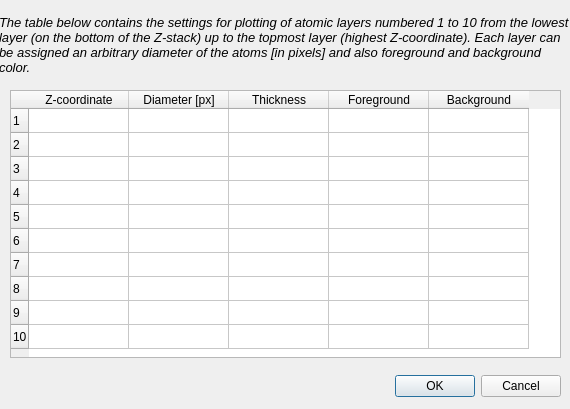
This is ui/datomstyle.ui in dmt4/ddplot as Qt 5 draws it before an edit. The edited form follows.
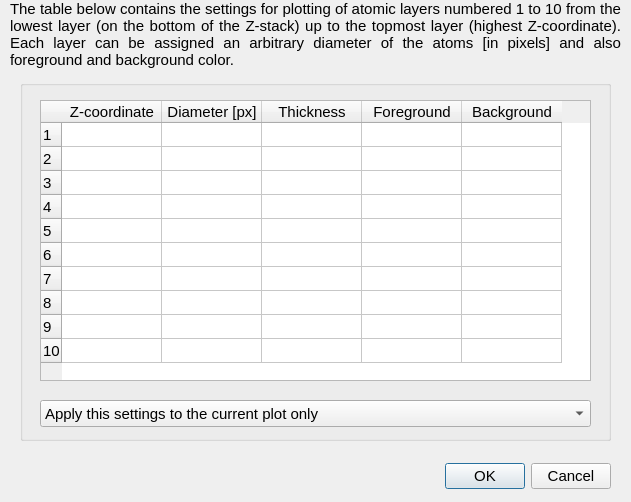
This is the edited form.

Diff of the .ui file:
```diff
--- a/ui/datomstyle.ui
+++ b/ui/datomstyle.ui
@@ -6,8 +6,8 @@
    <rect>
     <x>0</x>
     <y>0</y>
-    <width>570</width>
-    <height>409</height>
+    <width>631</width>
+    <height>502</height>
    </rect>
   </property>
   <property name="windowTitle">
@@ -16,12 +16,17 @@
   <widget class="QDialogButtonBox" name="buttonBox">
    <property name="geometry">
     <rect>
-     <x>220</x>
-     <y>370</y>
-     <width>341</width>
+     <x>430</x>
+     <y>460</y>
+     <width>181</width>
      <height>32</height>
     </rect>
    </property>
+   <property name="font">
+    <font>
+     <pointsize>11</pointsize>
+    </font>
+   </property>
    <property name="orientation">
     <enum>Qt::Horizontal</enum>
    </property>
@@ -32,10 +37,10 @@
   <widget class="QLabel" name="textLabel1">
    <property name="geometry">
     <rect>
-     <x>-1</x>
+     <x>10</x>
      <y>0</y>
-     <width>571</width>
-     <height>90</height>
+     <width>611</width>
+     <height>81</height>
     </rect>
    </property>
    <property name="sizePolicy">
@@ -44,18 +49,19 @@
      <verstretch>0</verstretch>
     </sizepolicy>
    </property>
+   <property name="font">
+    <font>
+     <pointsize>11</pointsize>
+    </font>
+   </property>
    <property name="text">
-    <string>&lt;!DOCTYPE HTML PUBLIC &quot;-//W3C//DTD HTML 4.0//EN&quot; &quot;http://www.w3.org/TR/REC-html40/strict.dtd&quot;&gt;
-&lt;html&gt;&lt;head&gt;&lt;meta name=&quot;qrichtext&quot; content=&quot;1&quot; /&gt;&lt;style type=&quot;text/css&quot;&gt;
-p, li { white-space: pre-wrap; }
-&lt;/style&gt;&lt;/head&gt;&lt;body style=&quot; font-family:'Sans'; font-size:10pt; font-weight:400; font-style:normal;&quot;&gt;
-&lt;p style=&quot; margin-top:0px; margin-bottom:0px; margin-left:0px; margin-right:0px; -qt-block-indent:0; text-indent:0px;&quot;&gt;&lt;span style=&quot; font-style:italic;&quot;&gt;The table below contains the settings for plotting of atomic layers numbered 1 to 10 from the lowest layer (on the bottom of the Z-stack) up to the topmost layer (highest Z-coordinate). Each layer can be assigned an arbitrary diameter of the atoms [in pixels] and also foreground and background color.&lt;/span&gt;&lt;/p&gt;&lt;/body&gt;&lt;/html&gt;</string>
+    <string>&lt;html&gt;&lt;head/&gt;&lt;body&gt;&lt;p align=&quot;justify&quot;&gt;The table below contains the settings for plotting of atomic layers numbered 1 to 10 from the lowest layer (on the bottom of the Z-stack) up to the topmost layer (highest Z-coordinate). Each layer can be assigned an arbitrary diameter of the atoms [in pixels] and also foreground and background color.&lt;/p&gt;&lt;/body&gt;&lt;/html&gt;</string>
    </property>
    <property name="textFormat">
     <enum>Qt::RichText</enum>
    </property>
    <property name="alignment">
-    <set>Qt::AlignVCenter</set>
+    <set>Qt::AlignLeading|Qt::AlignLeft|Qt::AlignTop</set>
    </property>
    <property name="wordWrap">
     <bool>true</bool>
@@ -64,15 +70,32 @@
     <number>5</number>
    </property>
   </widget>
+  <widget class="QGroupBox" name="groupBox">
+   <property name="geometry">
+    <rect>
+     <x>20</x>
+     <y>80</y>
+     <width>591</width>
+     <height>361</height>
+    </rect>
+   </property>
+   <property name="title">
+    <string/>
+   </property>
   <widget class="QTableWidget" name="atomTable">
    <property name="geometry">
     <rect>
-     <x>10</x>
-     <y>90</y>
+      <x>20</x>
+      <y>20</y>
      <width>551</width>
-     <height>268</height>
-    </rect>
-   </property>
+      <height>281</height>
+     </rect>
+    </property>
+    <property name="font">
+     <font>
+      <pointsize>11</pointsize>
+     </font>
+    </property>
    <attribute name="horizontalHeaderMinimumSectionSize">
     <number>27</number>
    </attribute>
@@ -157,6 +180,32 @@
      <string>Background</string>
     </property>
    </column>
+   </widget>
+   <widget class="QComboBox" name="applyHow">
+    <property name="geometry">
+     <rect>
+      <x>20</x>
+      <y>320</y>
+      <width>551</width>
+      <height>27</height>
+     </rect>
+    </property>
+    <property name="font">
+     <font>
+      <pointsize>11</pointsize>
+     </font>
+    </property>
+    <item>
+     <property name="text">
+      <string>Apply this settings to the current plot only</string>
+     </property>
+    </item>
+    <item>
+     <property name="text">
+      <string>Apply this settings to all selected plots</string>
+     </property>
+    </item>
+   </widget>
   </widget>
  </widget>
  <resources/>
```
Lines whose indentation alone changed are shown as unchanged.
